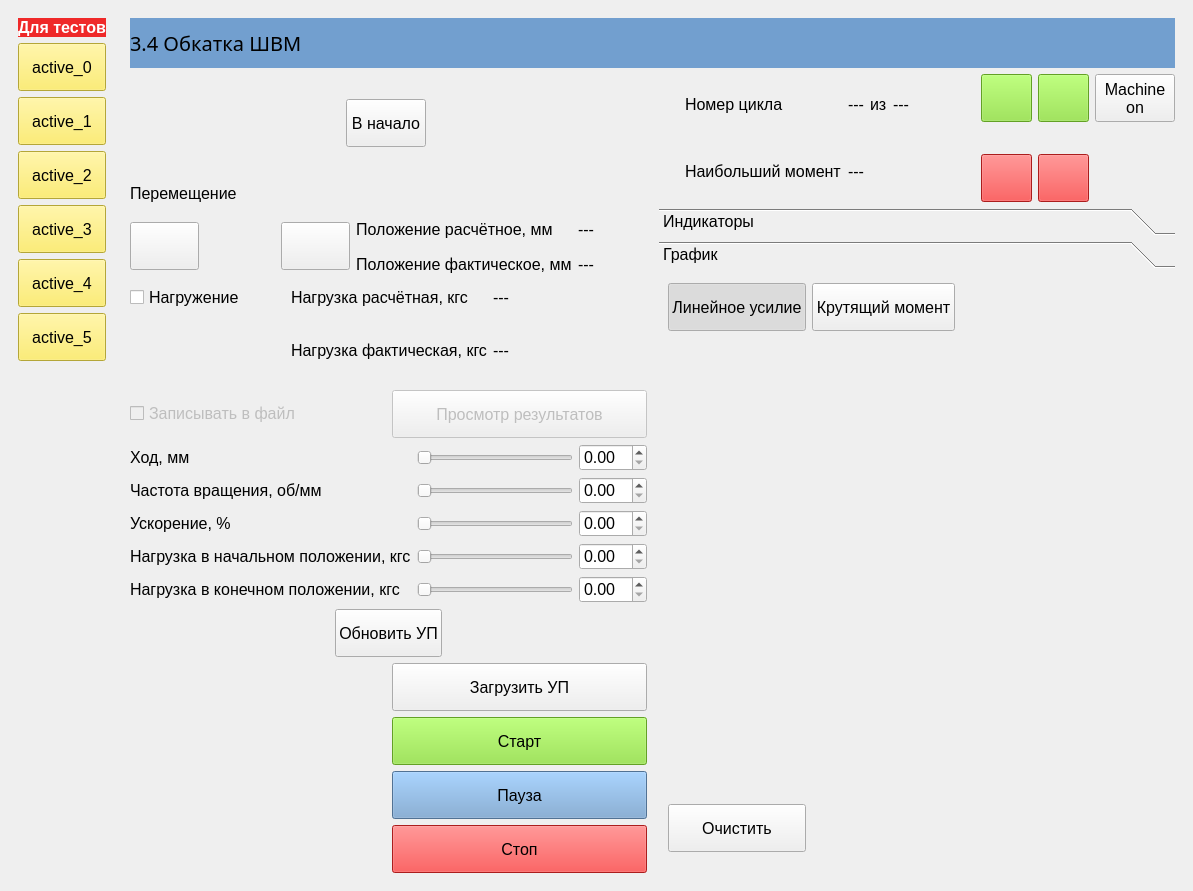
First picture: the form in BallScrewVCP4.ui, repository Ornstein89/BallScrewControl_QtVCP, before the edit.
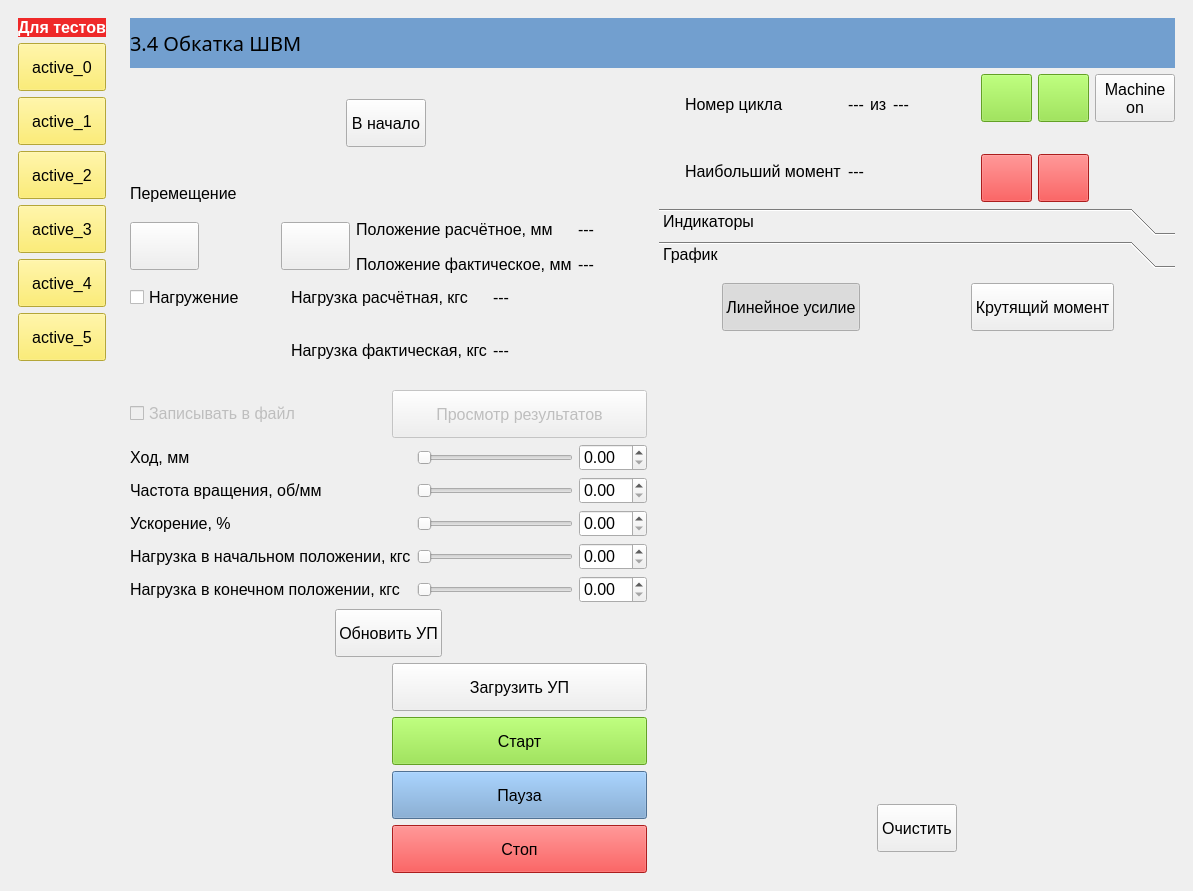
Second picture: the form after the edit. Icons and pictures are not drawn. Custom widgets are drawn as their Qt base class.

Commit message: Form3.3 plot modified

```diff
--- a/BallScrewVCP4.ui
+++ b/BallScrewVCP4.ui
@@ -1092,75 +1092,45 @@
             <string>График</string>
            </attribute>
            <layout class="QGridLayout" name="gridLayout_4">
-            <item row="0" column="1">
-             <layout class="QGridLayout" name="gridLayout_26">
-              <item row="0" column="2">
-               <spacer name="horizontalSpacer">
-                <property name="orientation">
-                 <enum>Qt::Horizontal</enum>
-                </property>
-                <property name="sizeHint" stdset="0">
-                 <size>
-                  <width>40</width>
-                  <height>20</height>
-                 </size>
-                </property>
-               </spacer>
-              </item>
-              <item row="2" column="0">
-               <widget class="QPushButton" name="btnClearPlot34">
-                <property name="text">
-                 <string>Очистить</string>
-                </property>
-               </widget>
-              </item>
-              <item row="0" column="0">
-               <widget class="QPushButton" name="btnShowForse34">
-                <property name="text">
-                 <string>Линейное усилие</string>
-                </property>
-                <property name="checkable">
-                 <bool>true</bool>
-                </property>
-                <property name="checked">
-                 <bool>true</bool>
-                </property>
-               </widget>
-              </item>
-              <item row="0" column="1">
-               <widget class="QPushButton" name="btnShowTorque34">
-                <property name="text">
-                 <string>Крутящий момент</string>
-                </property>
-                <property name="checkable">
-                 <bool>true</bool>
-                </property>
-               </widget>
-              </item>
-              <item row="2" column="1" colspan="2">
-               <spacer name="horizontalSpacer_12">
-                <property name="orientation">
-                 <enum>Qt::Horizontal</enum>
-                </property>
-                <property name="sizeHint" stdset="0">
-                 <size>
-                  <width>40</width>
-                  <height>20</height>
-                 </size>
-                </property>
-               </spacer>
-              </item>
-              <item row="1" column="0" colspan="3">
-               <widget class="PlotWidget" name="plt34" native="true">
-                <property name="sizePolicy">
-                 <sizepolicy hsizetype="Expanding" vsizetype="Expanding">
-                  <horstretch>0</horstretch>
-                  <verstretch>0</verstretch>
-                 </sizepolicy>
-                </property>
-               </widget>
-              </item>
-             </layout>
+            <item row="0" column="1" alignment="Qt::AlignHCenter">
+             <widget class="QPushButton" name="btnShowTorque34">
+              <property name="text">
+               <string>Крутящий момент</string>
+              </property>
+              <property name="checkable">
+               <bool>true</bool>
+              </property>
+             </widget>
+            </item>
+            <item row="0" column="0" alignment="Qt::AlignHCenter">
+             <widget class="QPushButton" name="btnShowForse34">
+              <property name="text">
+               <string>Линейное усилие</string>
+              </property>
+              <property name="checkable">
+               <bool>true</bool>
+              </property>
+              <property name="checked">
+               <bool>true</bool>
+              </property>
+             </widget>
+            </item>
+            <item row="1" column="0" colspan="2">
+             <widget class="PlotWidget" name="plt34" native="true">
+              <property name="sizePolicy">
+               <sizepolicy hsizetype="Expanding" vsizetype="Expanding">
+                <horstretch>0</horstretch>
+                <verstretch>0</verstretch>
+               </sizepolicy>
+              </property>
+             </widget>
+            </item>
+            <item row="2" column="0" colspan="2" alignment="Qt::AlignHCenter">
+             <widget class="QPushButton" name="btnClearPlot34">
+              <property name="text">
+               <string>Очистить</string>
+              </property>
+             </widget>
             </item>
            </layout>
           </widget>
```
Left out of the diff: 504 changed lines with no effect on the pictures. The commit also changes 4 other files.
